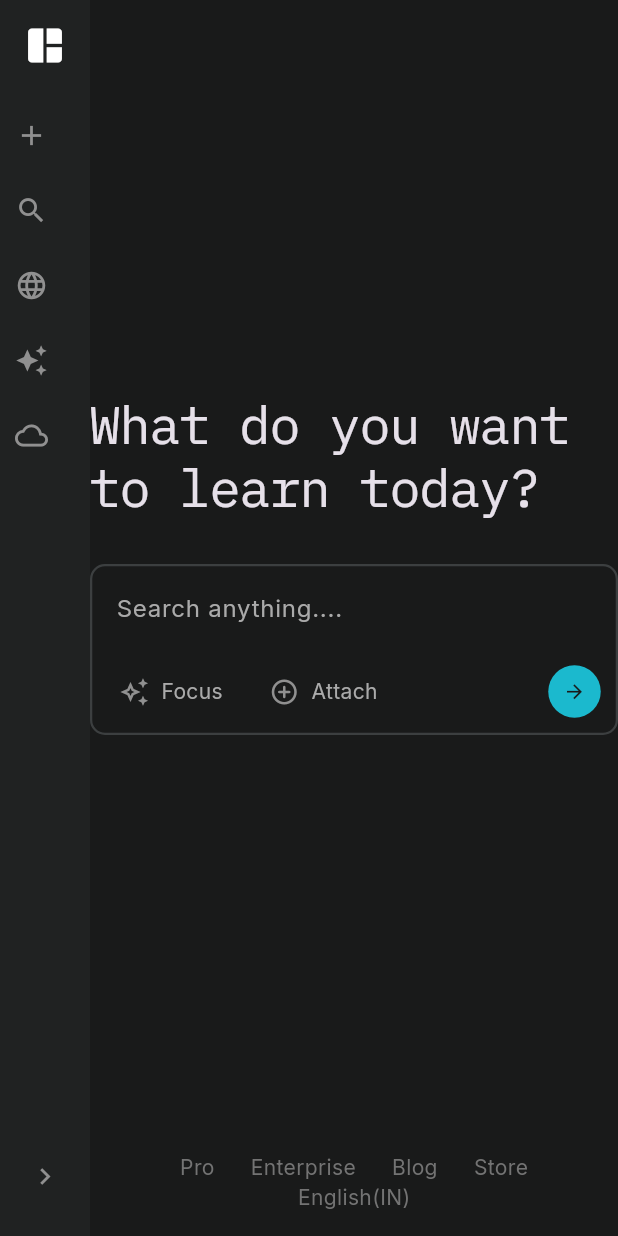
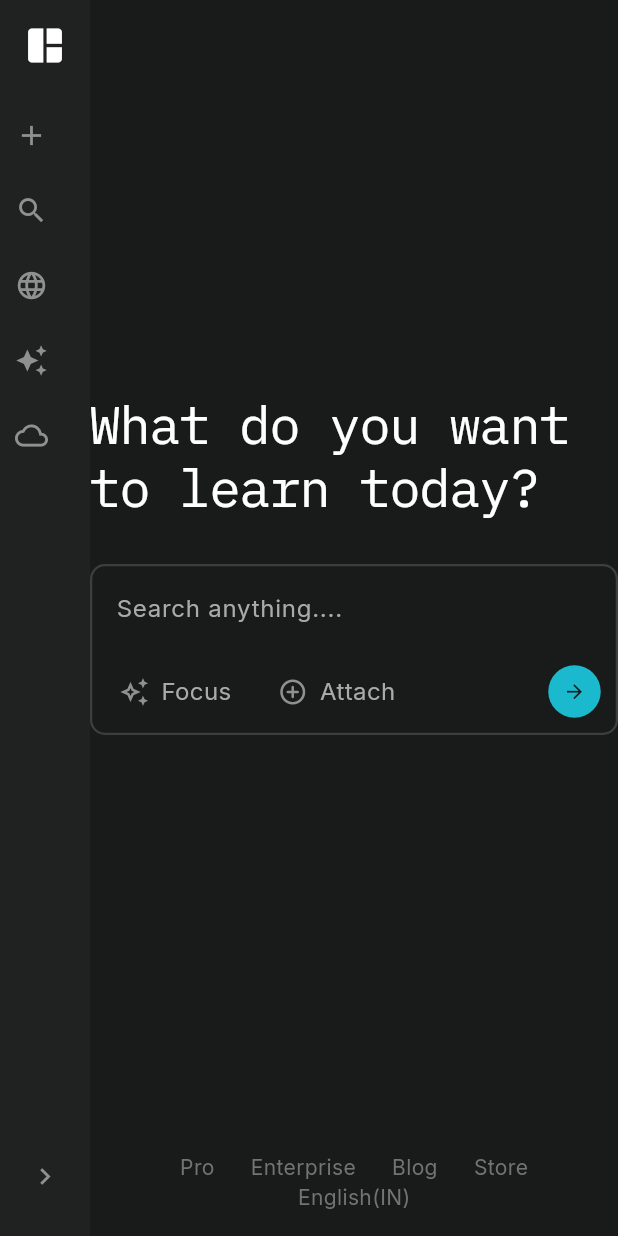
Before and after one commit to Pandiselvam07/Perplexity_AI_Clone, a Flutter app: the screen it shows after launch, on a phone screen of 412 x 824 dp. Run offline on Flutter 3.47's test engine with Material 3 defaults, Android fonts, the phone set to English and light mode, and no system bars; our stand-ins replace flutter_markdown, google_fonts; missing offline and left inert: web_socket_client.

Commit message:
Final Commit

```diff
--- /dev/null
+++ b/lib/core/constants.dart
@@ -0,0 +1,3 @@
+class ServerConstants {
+  static String serverURL = 'ws://127.0.0.1:8000';
+}
--- a/lib/main.dart
+++ b/lib/main.dart
@@ -1,5 +1,6 @@
 import 'package:flutter/material.dart';
 import 'package:google_fonts/google_fonts.dart';
+import 'package:perplexity_ai_clone/pages/chat_page.dart';
 import 'package:perplexity_ai_clone/pages/home_page.dart';
 import 'package:perplexity_ai_clone/theme/colors.dart';
 
@@ -17,7 +18,11 @@ class MyApp extends StatelessWidget {
       debugShowCheckedModeBanner: false,
       theme: ThemeData(
         scaffoldBackgroundColor: AppColors.background,
-        textTheme: GoogleFonts.interTextTheme(ThemeData.dark().textTheme),
+        textTheme: GoogleFonts.interTextTheme(
+          ThemeData.dark().textTheme.copyWith(
+            bodyMedium: TextStyle(fontSize: 16, color: AppColors.whiteColor),
+          ),
+        ),
         colorScheme: ColorScheme.fromSeed(seedColor: AppColors.submitButton),
       ),
       home: const HomePage(),
--- a/lib/pages/home_page.dart
+++ b/lib/pages/home_page.dart
@@ -1,6 +1,6 @@
 import 'package:flutter/material.dart';
 import 'package:perplexity_ai_clone/sevices/chat_web_services.dart';
-import 'package:perplexity_ai_clone/theme/colors.dart';
+import 'package:perplexity_ai_clone/widgets/footer_section.dart';
 import 'package:perplexity_ai_clone/widgets/search_section.dart';
 import 'package:perplexity_ai_clone/widgets/side_nav_bar.dart';
 
@@ -28,64 +28,8 @@ class _HomePageState extends State<HomePage> {
             child: Column(
               children: [
                 Expanded(child: SearchSection()),
-                Container(
-                  padding: EdgeInsets.symmetric(vertical: 16),
-                  child: Wrap(
-                    alignment: WrapAlignment.center,
-                    children: [
-                      Padding(
-                        padding: EdgeInsets.symmetric(horizontal: 12),
-                        child: Text(
-                          'Pro',
-                          style: TextStyle(
-                            fontSize: 14,
-                            color: AppColors.footerGrey,
-                          ),
-                        ),
-                      ),
-                      Padding(
-                        padding: EdgeInsets.symmetric(horizontal: 12),
-                        child: Text(
-                          'Enterprise',
-                          style: TextStyle(
-                            fontSize: 14,
-                            color: AppColors.footerGrey,
-                          ),
-                        ),
-                      ),
-                      Padding(
-                        padding: EdgeInsets.symmetric(horizontal: 12),
-                        child: Text(
-                          'Blog',
-                          style: TextStyle(
-                            fontSize: 14,
-                            color: AppColors.footerGrey,
-                          ),
-                        ),
-                      ),
-                      Padding(
-                        padding: EdgeInsets.symmetric(horizontal: 12),
-                        child: Text(
-                          'Store',
-                          style: TextStyle(
-                            fontSize: 14,
-                            color: AppColors.footerGrey,
-                          ),
-                        ),
-                      ),
-                      Padding(
-                        padding: EdgeInsets.symmetric(horizontal: 12),
-                        child: Text(
-                          'English(IN)',
-                          style: TextStyle(
-                            fontSize: 14,
-                            color: AppColors.footerGrey,
-                          ),
-                        ),
-                      ),
-                    ],
-                  ),
-                ),
+
+                FooterSection(),
               ],
             ),
           ),
--- a/lib/sevices/chat_web_services.dart
+++ b/lib/sevices/chat_web_services.dart
@@ -1,24 +1,33 @@
+import 'dart:async';
 import 'dart:convert';
-
-import 'package:flutter_dotenv/flutter_dotenv.dart';
+import 'package:perplexity_ai_clone/core/constants.dart';
 import 'package:web_socket_client/web_socket_client.dart';
 
 class ChatWebServices {
+  static final _instance = ChatWebServices._internal();
+  factory ChatWebServices() => _instance;
+  ChatWebServices._internal();
+
   WebSocket? _webSocket;
+  final _searchResultController = StreamController<Map<String, dynamic>>();
+  final _contentController = StreamController<Map<String, dynamic>>();
+  Stream<Map<String, dynamic>> get searchResultStream =>
+      _searchResultController.stream;
+  Stream<Map<String, dynamic>> get contentStream => _contentController.stream;
+
   void connect() async {
-    final url = dotenv.env['API_ENDPOINT'] ?? '';
-    if (url.isEmpty) {
-      throw Exception('URL not found');
-    }
-    _webSocket = WebSocket(Uri.parse(url));
-
+    _webSocket = WebSocket(Uri.parse("${ServerConstants.serverURL}/ws/chat"));
     _webSocket!.messages.listen((message) {
       final data = json.decode(message);
-      print(data['type']);
+      if (data['type'] == 'search_results') {
+        _searchResultController.add(data);
+      } else if (data['type'] == 'content') {
+        _contentController.add(data);
+      }
     });
   }
 
   void chat(String query) {
-    _webSocket!.send({'query': query});
+    _webSocket!.send(json.encode({'query': query}));
   }
 }
--- /dev/null
+++ b/lib/widgets/footer_section.dart
@@ -0,0 +1,54 @@
+import 'package:flutter/material.dart';
+
+import '../theme/colors.dart';
+
+class FooterSection extends StatelessWidget {
+  const FooterSection({super.key});
+
+  @override
+  Widget build(BuildContext context) {
+    return Container(
+      padding: EdgeInsets.symmetric(vertical: 16),
+      child: Wrap(
+        alignment: WrapAlignment.center,
+        children: [
+          Padding(
+            padding: EdgeInsets.symmetric(horizontal: 12),
+            child: Text(
+              'Pro',
+              style: TextStyle(fontSize: 14, color: AppColors.footerGrey),
+            ),
+          ),
+          Padding(
+            padding: EdgeInsets.symmetric(horizontal: 12),
+            child: Text(
+              'Enterprise',
+              style: TextStyle(fontSize: 14, color: AppColors.footerGrey),
+            ),
+          ),
+          Padding(
+            padding: EdgeInsets.symmetric(horizontal: 12),
+            child: Text(
+              'Blog',
+              style: TextStyle(fontSize: 14, color: AppColors.footerGrey),
+            ),
+          ),
+          Padding(
+            padding: EdgeInsets.symmetric(horizontal: 12),
+            child: Text(
+              'Store',
+              style: TextStyle(fontSize: 14, color: AppColors.footerGrey),
+            ),
+          ),
+          Padding(
+            padding: EdgeInsets.symmetric(horizontal: 12),
+            child: Text(
+              'English(IN)',
+              style: TextStyle(fontSize: 14, color: AppColors.footerGrey),
+            ),
+          ),
+        ],
+      ),
+    );
+  }
+}
--- a/lib/widgets/side_nav_bar.dart
+++ b/lib/widgets/side_nav_bar.dart
@@ -1,4 +1,5 @@
 import 'package:flutter/material.dart';
+import 'package:perplexity_ai_clone/pages/home_page.dart';
 import 'package:perplexity_ai_clone/theme/colors.dart';
 import 'package:perplexity_ai_clone/widgets/side_nav_bar_button.dart';
 
@@ -37,6 +38,7 @@ class _SideNavBarState extends State<SideNavBar> {
                   title: 'Add',
                   icon: Icons.add,
                 ),
+
                 SideNavBarButton(
                   isCollapsed: isCollapsed,
                   title: 'Search',
--- a/pubspec.yaml
+++ b/pubspec.yaml
@@ -37,6 +37,7 @@ dependencies:
   google_fonts: ^6.3.0
   web_socket_client: ^0.2.1
   flutter_dotenv: ^5.2.1
+  flutter_markdown: ^0.7.7+1
 
 dev_dependencies:
   flutter_test:
@@ -59,7 +60,8 @@ flutter:
   # included with your application, so that you can use the icons in
   # the material Icons class.
   uses-material-design: true
-
+  assets:
+    - .env
   # To add assets to your application, add an assets section, like this:
   # assets:
   #   - images/a_dot_burr.jpeg
```
Also changed, not shown: lib/pages/chat_page.dart (added, +50 -0 lines), lib/widgets/answer_section.dart (added, +52 -0 lines), lib/widgets/search_section.dart (+10 -1 lines), lib/widgets/shimmer_widget_implemenation.dart (added, +232 -0 lines), lib/widgets/source_section.dart (added, +81 -0 lines), pubspec.lock, 4 other files.
